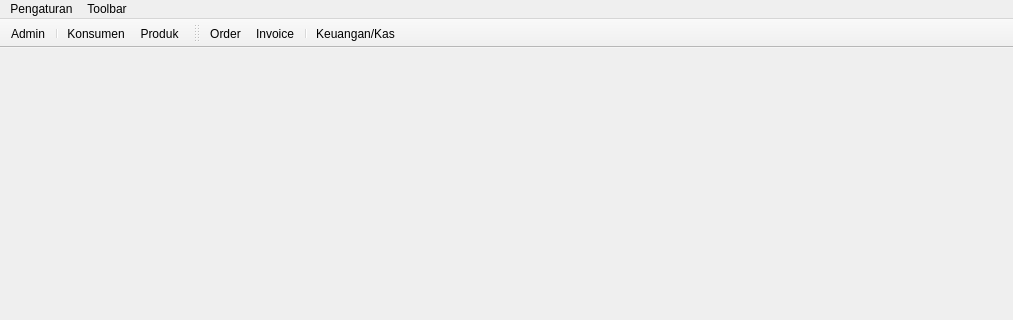
AyahnaSyahid/LazyMins, file src/mainwindow/mainwindow.ui: the form before one commit; both pictures show x 0 to 1013 and y 0 to 320 of the 1013 by 600 pixel window.
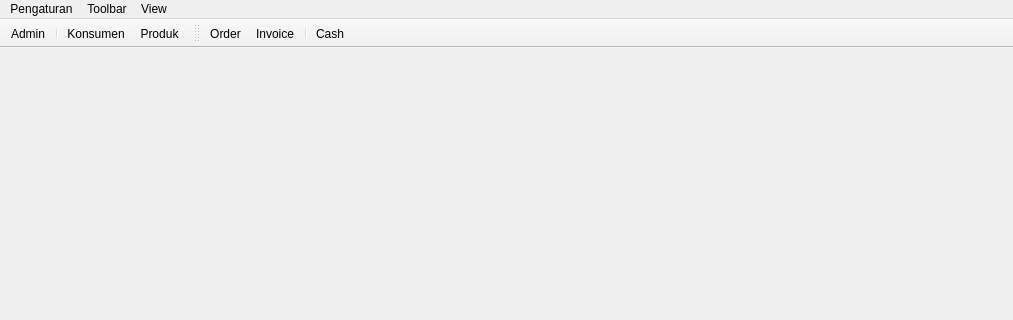
The form after the commit. Icons and pictures are not drawn.

Commit message: mini adjustment

The edit to the form file:
```diff
--- a/src/mainwindow/mainwindow.ui
+++ b/src/mainwindow/mainwindow.ui
@@ -40,8 +40,14 @@
      <string>Toolbar</string>
     </property>
    </widget>
+   <widget class="QMenu" name="menuView">
+    <property name="title">
+     <string>View</string>
+    </property>
+   </widget>
    <addaction name="menuPengaturan"/>
    <addaction name="menuToolbar"/>
+   <addaction name="menuView"/>
   </widget>
   <widget class="QStatusBar" name="statusbar"/>
   <widget class="QToolBar" name="addDataToolbar">
@@ -173,7 +179,7 @@
      <normaloff>:/svg/svg/cash-flow.svg</normaloff>:/svg/svg/cash-flow.svg</iconset>
    </property>
    <property name="text">
-    <string>Keuangan/Kas</string>
+    <string>Cash</string>
    </property>
    <property name="toolTip">
     <string>Cash-Flow</string>
```
The commit also changes 2 other files.
